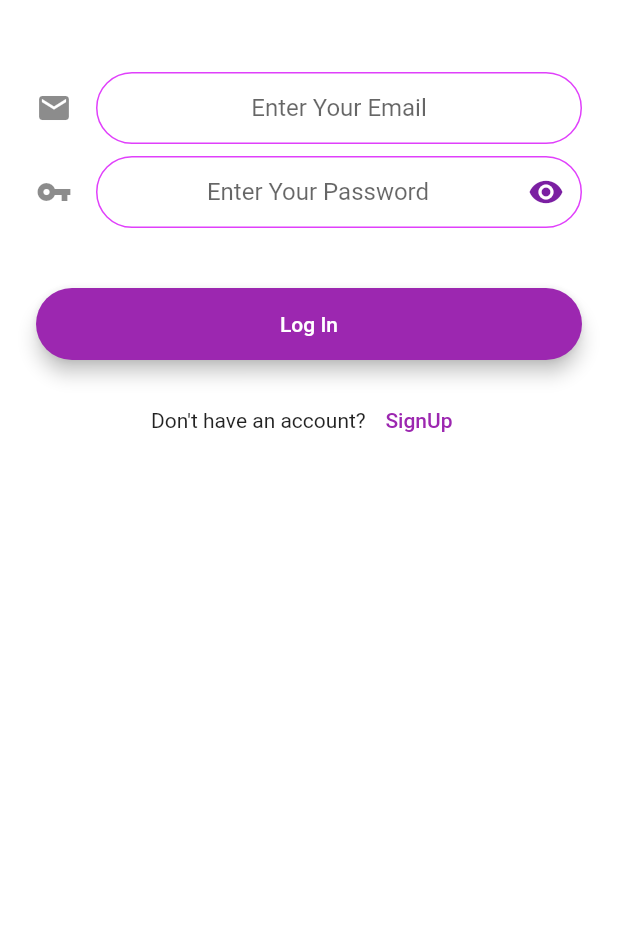
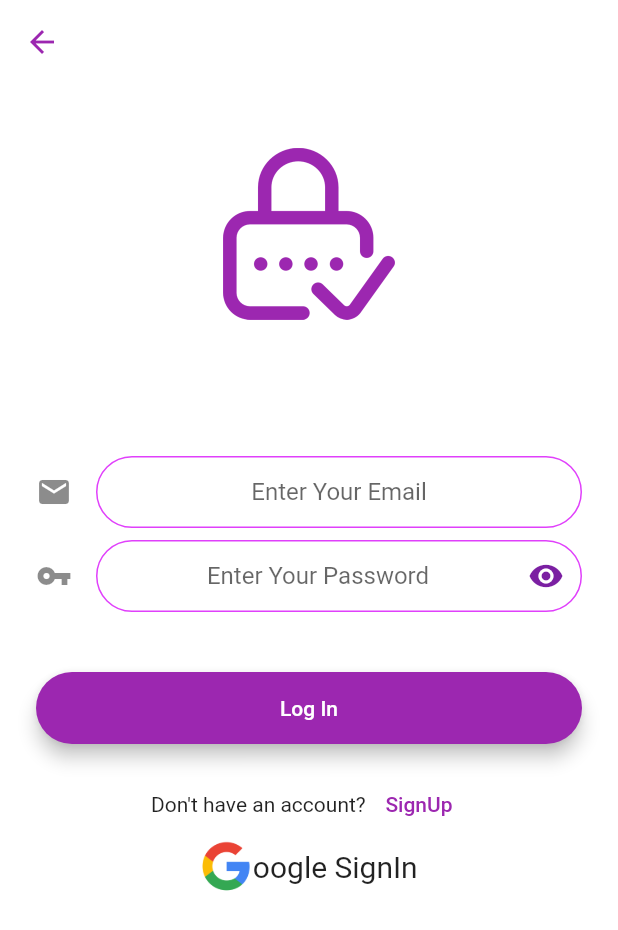
Before and after one commit to umairliaqat33/Password_Manager, a Flutter app: the RegistrationScreen screen opened directly, after a tap on "LogIn", on a phone screen of 412 x 824 dp. Shown: the top 930 px of the screen. Run offline on Flutter 3.47's test engine with Material 2 defaults, Android fonts, the light colour scheme and no system bars; our stand-ins replace cloud_firestore, firebase_auth, firebase_core, fluttertoast, google_sign_in, modal_progress_hud; accounts and stored records are empty; Roboto replaces fonts that are missing (Quicksand).

Commit message:
made user able to login through google. Task id: 5OudokhF

```diff
--- a/lib/models/credentials.dart
+++ b/lib/models/credentials.dart
@@ -3,14 +3,12 @@ class UserModel {
   String? name;
   String? email;
 
-  //receiving data from firebase
   UserModel({this.id, this.name, this.email});
 
   factory UserModel.fromMap(map) {
     return UserModel(id: map['id'], name: map['Name'], email: map['Email']);
   }
 
-  //sending data to firebase
   Map<String, dynamic> toMap() {
     return {
       'id': id,
--- a/lib/screens/login_screen.dart
+++ b/lib/screens/login_screen.dart
@@ -3,8 +3,12 @@ import 'dart:io';
 import 'package:firebase_auth/firebase_auth.dart';
 import 'package:flutter/material.dart';
 import 'package:fluttertoast/fluttertoast.dart';
+import 'package:google_sign_in/google_sign_in.dart';
 import 'package:modal_progress_hud/modal_progress_hud.dart';
+import 'package:password_manager/main.dart';
 import 'package:password_manager/models/constants.dart';
+import 'package:password_manager/screens/google_signin.dart';
+import 'package:password_manager/screens/password_creating_screen.dart';
 import 'package:password_manager/screens/register_screen.dart';
 import 'package:password_manager/screens/welcom_screen.dart';
 
@@ -23,24 +27,26 @@ class _LoginScreenState extends State<LoginScreen> {
   bool showSpinner = false;
   bool _passwordVisible = true;
   bool isLoginError = false;
-
+  GoogleSignIn _googleSignIn = GoogleSignIn(scopes: ['Email']);
+  GoogleSignInAccount? _user;
+  GoogleSignInAccount? get user=>_user;
   @override
   Widget build(BuildContext context) {
     return Scaffold(
-      // appBar: AppBar(
-      //   backgroundColor: Colors.transparent,
-      //   elevation: 0,
-      //   leading: IconButton(
-      //     icon: Icon(
-      //       Icons.arrow_back,
-      //       color: Colors.purple,
-      //     ),
-      //     onPressed: () {
-      //       Navigator.pushReplacement(context,
-      //           MaterialPageRoute(builder: (context) => WelcomeScreen()));
-      //     },
-      //   ),
-      // ),
+      appBar: AppBar(
+        backgroundColor: Colors.transparent,
+        elevation: 0,
+        leading: IconButton(
+          icon: Icon(
+            Icons.arrow_back,
+            color: Colors.purple,
+          ),
+          onPressed: () {
+            // Navigator.pushReplacement(context,
+            //     MaterialPageRoute(builder: (context) => WelcomeScreen()));
+          },
+        ),
+      ),
       backgroundColor: Colors.white,
       body: ModalProgressHUD(
         inAsyncCall: showSpinner,
@@ -53,13 +59,13 @@ class _LoginScreenState extends State<LoginScreen> {
                 mainAxisAlignment: MainAxisAlignment.center,
                 crossAxisAlignment: CrossAxisAlignment.stretch,
                 children: <Widget>[
-                  // Hero(
-                  //   tag: 'logo',
-                  //   child: Container(
-                  //     height: 200.0,
-                  //     child: Image.asset('assets/images/logo.png'),
-                  //   ),
-                  // ),
+                  Hero(
+                    tag: 'logo',
+                    child: Container(
+                      height: 200.0,
+                      child: Image.asset('image/Password_manager.png'),
+                    ),
+                  ),
                   SizedBox(
                     height: 48.0,
                   ),
@@ -163,7 +169,8 @@ class _LoginScreenState extends State<LoginScreen> {
                       Text('Don\'t have an account? '),
                       TextButton(
                         style:
-                            ButtonStyle(splashFactory: NoSplash.splashFactory),
+                            ButtonStyle(splashFactory: NoSplash.splashFactory,
+                            ),
                         onPressed: () {
                           Navigator.push(
                               context,
@@ -173,6 +180,28 @@ class _LoginScreenState extends State<LoginScreen> {
                         child: Text("SignUp"),
                       ),
                     ],
+                  ),
+                  Container(
+                    height: 35,
+                    child: GestureDetector(
+                      child: Row(
+                        mainAxisAlignment: MainAxisAlignment.center,
+                        children: [
+                          Image.asset("image/google_logo.png"),
+                          Text("oogle SignIn",style: TextStyle(
+                            fontSize: 20,
+                          ),),
+                        ],
+                      ),
+                      onTap: (){
+                        try{
+                          googleSignIn();
+                        }catch(e){
+                          Fluttertoast.showToast(msg: e.toString());
+                          print(e.toString());
+                        }
+                      },
+                    ),
                   ),
                 ],
               ),
@@ -214,4 +243,21 @@ class _LoginScreenState extends State<LoginScreen> {
       showSpinner = false;
     }
   }
+
+  Future googleSignIn() async{
+    final googleUser  =await _googleSignIn.signIn();
+    if(googleUser==null)return;
+    _user=googleUser;
+
+    final googleAuth= await googleUser.authentication;
+    final credential=GoogleAuthProvider.credential(
+      accessToken: googleAuth.accessToken,
+      idToken: googleAuth.idToken,
+    );
+
+    await FirebaseAuth.instance.signInWithCredential(credential);
+
+    Navigator.pushReplacement(context,
+        MaterialPageRoute(builder: (context) => PasswordCreation()));
+  }
 }
--- a/lib/screens/register_screen.dart
+++ b/lib/screens/register_screen.dart
@@ -4,9 +4,12 @@ import 'package:cloud_firestore/cloud_firestore.dart';
 import 'package:firebase_auth/firebase_auth.dart';
 import 'package:flutter/material.dart';
 import 'package:fluttertoast/fluttertoast.dart';
+import 'package:google_sign_in/google_sign_in.dart';
 import 'package:modal_progress_hud/modal_progress_hud.dart';
 import 'package:password_manager/models/constants.dart';
 import 'package:password_manager/models/credentials.dart';
+import 'package:password_manager/screens/google_signin.dart';
+import 'package:password_manager/screens/password_creating_screen.dart';
 import 'package:password_manager/screens/welcom_screen.dart';
 
 import 'login_screen.dart';
@@ -29,6 +32,9 @@ class _RegistrationScreenState extends State<RegistrationScreen> {
   bool isLoginError = false;
   String errorMessage = "Something Went Wrong Please Try again";
   bool _passwordVisible = true;
+  GoogleSignIn _googleSignIn = GoogleSignIn(scopes: ['Email']);
+  GoogleSignInAccount? _user;
+  GoogleSignInAccount? get user=>_user;
 
   @override
   Widget build(BuildContext context) {
@@ -59,13 +65,13 @@ class _RegistrationScreenState extends State<RegistrationScreen> {
                 mainAxisAlignment: MainAxisAlignment.center,
                 crossAxisAlignment: CrossAxisAlignment.stretch,
                 children: <Widget>[
-                  // Hero(
-                  //   tag: 'logo',
-                  //   child: Container(
-                  //     height: 200.0,
-                  //     child: Image.asset('assets/images/logo.png'),
-                  //   ),
-                  // ),
+                  Hero(
+                    tag: 'logo',
+                    child: Container(
+                      height: 200.0,
+                      child: Image.asset('images/Password_manager.png'),
+                    ),
+                  ),
                   Visibility(
                     visible: isLoginError,
                     child: Align(
@@ -243,6 +249,31 @@ class _RegistrationScreenState extends State<RegistrationScreen> {
                       ),
                     ],
                   ),
+                  Container(
+                    height: 35,
+                    child: GestureDetector(
+                      child: Row(
+                        mainAxisAlignment: MainAxisAlignment.center,
+                        children: [
+                          Image.asset("image/google_logo.png"),
+                          Text(
+                            "oogle SignIn",
+                            style: TextStyle(
+                              fontSize: 20,
+                            ),
+                          ),
+                        ],
+                      ),
+                      onTap: () {
+                        try {
+                          googleSignIn();
+                        } catch (e) {
+                          Fluttertoast.showToast(msg: e.toString());
+                          print(e.toString());
+                        }
+                      },
+                    ),
+                  ),
                 ],
               ),
             ),
@@ -316,4 +347,21 @@ class _RegistrationScreenState extends State<RegistrationScreen> {
       Fluttertoast.showToast(msg: e.toString());
     }
   }
+
+  Future googleSignIn() async{
+    final googleUser  =await _googleSignIn.signIn();
+    if(googleUser==null)return;
+    _user=googleUser;
+
+    final googleAuth= await googleUser.authentication;
+    final credential=GoogleAuthProvider.credential(
+      accessToken: googleAuth.accessToken,
+      idToken: googleAuth.idToken,
+    );
+
+    await FirebaseAuth.instance.signInWithCredential(credential);
+
+    Navigator.pushReplacement(context,
+        MaterialPageRoute(builder: (context) => PasswordCreation()));
+  }
 }
--- a/lib/screens/welcom_screen.dart
+++ b/lib/screens/welcom_screen.dart
@@ -2,6 +2,7 @@ import 'dart:async';
 import 'package:cloud_firestore/cloud_firestore.dart';
 import 'package:flutter/material.dart';
 import 'package:firebase_auth/firebase_auth.dart';
+import 'package:google_sign_in/google_sign_in.dart';
 import 'package:password_manager/screens/password_creating_screen.dart';
 
 class WelcomeUserScreen extends StatefulWidget {
@@ -28,6 +29,7 @@ class _WelcomeUserScreenState extends State<WelcomeUserScreen> {
   }
 
   void getValues() {
+    if(user!=null){
       FirebaseFirestore.instance
           .collection("Users")
           .doc(user!.uid)
@@ -37,6 +39,10 @@ class _WelcomeUserScreenState extends State<WelcomeUserScreen> {
           name = value.get('Name');
         });
       });
+    }else{
+      GoogleSignIn _googleSignIn = GoogleSignIn(scopes: ['Email']);
+      name=_googleSignIn.currentUser!.displayName!;
+    }
   }
 
   @override
```
Also changed, not shown: lib/screens/password_creating_screen.dart (+7 -1 lines), pubspec.yaml (+3 -4 lines), image/Password_manager.png (added), image/google_logo.png (added), pubspec.lock. Lines whose indentation alone changed are shown as unchanged.
